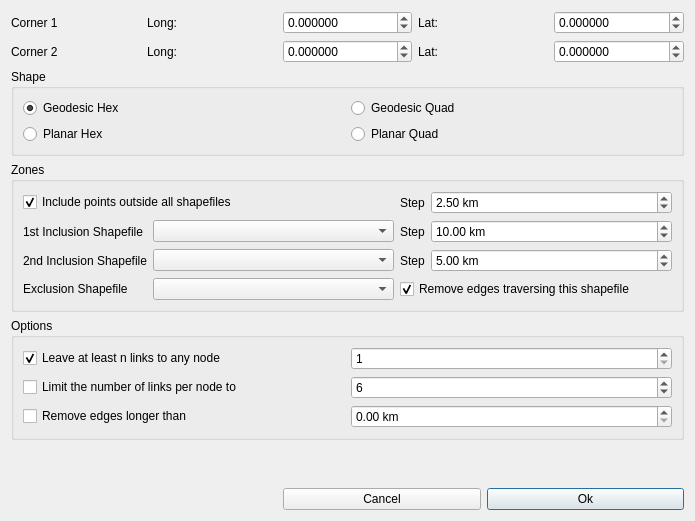
Before: the Qt Designer form qtgui/creategraphdialog.ui in frabas/DISPLACE_GUI, drawn with Qt 5.
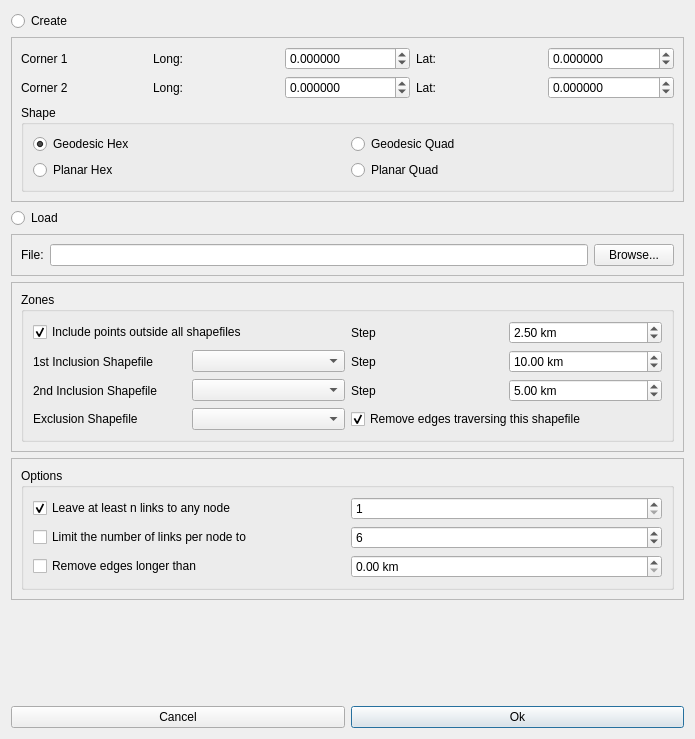
After: the same form once the commit is applied.

Commit message:
Allow user to load a grid when creating a graph.
This collects all the following commits from GoingOpenSource branch.

Create Graph dialog updated

WIP: Allow user to load a grid instead of creating when building the graph

WIP: GraphBuilder reworked, separated grid step from triangulate

WIP: Allow user to load a grid instead of creating it during graph creation

```diff
--- a/qtgui/creategraphdialog.ui
+++ b/qtgui/creategraphdialog.ui
@@ -7,142 +7,30 @@
     <x>0</x>
     <y>0</y>
     <width>695</width>
-    <height>521</height>
+    <height>739</height>
    </rect>
   </property>
   <property name="windowTitle">
    <string>Create Graph</string>
   </property>
+  <layout class="QVBoxLayout" name="verticalLayout">
+   <item>
+    <widget class="QRadioButton" name="radioCreate">
+     <property name="text">
+      <string>Create</string>
+     </property>
+    </widget>
+   </item>
+   <item>
+    <widget class="QFrame" name="frameCreate">
+     <property name="frameShape">
+      <enum>QFrame::StyledPanel</enum>
+     </property>
+     <property name="frameShadow">
+      <enum>QFrame::Raised</enum>
+     </property>
   <layout class="QGridLayout" name="gridLayout">
-   <item row="1" column="2">
-    <widget class="QDoubleSpinBox" name="long2">
-     <property name="decimals">
-      <number>6</number>
-     </property>
-     <property name="minimum">
-      <double>-180.000000000000000</double>
-     </property>
-     <property name="maximum">
-      <double>180.000000000000000</double>
-     </property>
-    </widget>
-   </item>
-   <item row="0" column="1">
-    <widget class="QLabel" name="label_2">
-     <property name="text">
-      <string>Long:</string>
-     </property>
-    </widget>
-   </item>
-   <item row="7" column="2" colspan="3">
-    <layout class="QHBoxLayout" name="horizontalLayout">
-     <item>
-      <widget class="QPushButton" name="cmdCancel">
-       <property name="text">
-        <string>Cancel</string>
-       </property>
-      </widget>
-     </item>
-     <item>
-      <widget class="QPushButton" name="cmdOk">
-       <property name="text">
-        <string>Ok</string>
-       </property>
-       <property name="default">
-        <bool>true</bool>
-       </property>
-      </widget>
-     </item>
-    </layout>
-   </item>
-   <item row="1" column="0">
-    <widget class="QLabel" name="label_4">
-     <property name="text">
-      <string>Corner 2</string>
-     </property>
-    </widget>
-   </item>
-   <item row="0" column="3">
-    <widget class="QLabel" name="label_3">
-     <property name="text">
-      <string>Lat:</string>
-     </property>
-    </widget>
-   </item>
-   <item row="0" column="2">
-    <widget class="QDoubleSpinBox" name="long1">
-     <property name="decimals">
-      <number>6</number>
-     </property>
-     <property name="minimum">
-      <double>-180.000000000000000</double>
-     </property>
-     <property name="maximum">
-      <double>180.000000000000000</double>
-     </property>
-    </widget>
-   </item>
-   <item row="1" column="3">
-    <widget class="QLabel" name="label_6">
-     <property name="text">
-      <string>Lat:</string>
-     </property>
-    </widget>
-   </item>
-   <item row="0" column="0">
-    <widget class="QLabel" name="label">
-     <property name="text">
-      <string>Corner 1</string>
-     </property>
-    </widget>
-   </item>
-   <item row="1" column="1">
-    <widget class="QLabel" name="label_5">
-     <property name="text">
-      <string>Long:</string>
-     </property>
-    </widget>
-   </item>
-   <item row="0" column="4">
-    <widget class="QDoubleSpinBox" name="lat1">
-     <property name="decimals">
-      <number>6</number>
-     </property>
-     <property name="minimum">
-      <double>-90.000000000000000</double>
-     </property>
-     <property name="maximum">
-      <double>90.000000000000000</double>
-     </property>
-    </widget>
-   </item>
-   <item row="1" column="4">
-    <widget class="QDoubleSpinBox" name="lat2">
-     <property name="decimals">
-      <number>6</number>
-     </property>
-     <property name="minimum">
-      <double>-90.000000000000000</double>
-     </property>
-     <property name="maximum">
-      <double>90.000000000000000</double>
-     </property>
-    </widget>
-   </item>
-   <item row="6" column="3">
-    <spacer name="verticalSpacer">
-     <property name="orientation">
-      <enum>Qt::Vertical</enum>
-     </property>
-     <property name="sizeHint" stdset="0">
-      <size>
-       <width>20</width>
-       <height>40</height>
-      </size>
-     </property>
-    </spacer>
-   </item>
-   <item row="2" column="0" colspan="5">
+      <item row="4" column="0" colspan="5">
     <widget class="QGroupBox" name="groupBox">
      <property name="title">
       <string>Shape</string>
@@ -182,29 +70,181 @@
      </layout>
     </widget>
    </item>
-   <item row="4" column="0" colspan="5">
+      <item row="2" column="3">
+       <widget class="QLabel" name="label_3">
+        <property name="text">
+         <string>Lat:</string>
+        </property>
+       </widget>
+      </item>
+      <item row="3" column="4">
+       <widget class="QDoubleSpinBox" name="lat2">
+        <property name="decimals">
+         <number>6</number>
+        </property>
+        <property name="minimum">
+         <double>-90.000000000000000</double>
+        </property>
+        <property name="maximum">
+         <double>90.000000000000000</double>
+        </property>
+       </widget>
+      </item>
+      <item row="3" column="1">
+       <widget class="QLabel" name="label_5">
+        <property name="text">
+         <string>Long:</string>
+        </property>
+       </widget>
+      </item>
+      <item row="2" column="1">
+       <widget class="QLabel" name="label_2">
+        <property name="text">
+         <string>Long:</string>
+        </property>
+       </widget>
+      </item>
+      <item row="3" column="0">
+       <widget class="QLabel" name="label_4">
+        <property name="text">
+         <string>Corner 2</string>
+        </property>
+       </widget>
+      </item>
+      <item row="3" column="3">
+       <widget class="QLabel" name="label_6">
+        <property name="text">
+         <string>Lat:</string>
+        </property>
+       </widget>
+      </item>
+      <item row="2" column="4">
+       <widget class="QDoubleSpinBox" name="lat1">
+        <property name="decimals">
+         <number>6</number>
+        </property>
+        <property name="minimum">
+         <double>-90.000000000000000</double>
+        </property>
+        <property name="maximum">
+         <double>90.000000000000000</double>
+        </property>
+       </widget>
+      </item>
+      <item row="2" column="0">
+       <widget class="QLabel" name="label">
+        <property name="text">
+         <string>Corner 1</string>
+        </property>
+       </widget>
+      </item>
+      <item row="2" column="2">
+       <widget class="QDoubleSpinBox" name="long1">
+        <property name="decimals">
+         <number>6</number>
+        </property>
+        <property name="minimum">
+         <double>-180.000000000000000</double>
+        </property>
+        <property name="maximum">
+         <double>180.000000000000000</double>
+        </property>
+       </widget>
+      </item>
+      <item row="3" column="2">
+       <widget class="QDoubleSpinBox" name="long2">
+        <property name="decimals">
+         <number>6</number>
+        </property>
+        <property name="minimum">
+         <double>-180.000000000000000</double>
+        </property>
+        <property name="maximum">
+         <double>180.000000000000000</double>
+        </property>
+       </widget>
+      </item>
+     </layout>
+    </widget>
+   </item>
+   <item>
+    <widget class="QRadioButton" name="radioLoad">
+     <property name="text">
+      <string>Load</string>
+     </property>
+    </widget>
+   </item>
+   <item>
+    <widget class="QFrame" name="frameLoad">
+     <property name="frameShape">
+      <enum>QFrame::StyledPanel</enum>
+     </property>
+     <property name="frameShadow">
+      <enum>QFrame::Raised</enum>
+     </property>
+     <layout class="QGridLayout" name="gridLayout_5">
+      <item row="1" column="0">
+       <widget class="QLabel" name="label_13">
+        <property name="text">
+         <string>File:</string>
+        </property>
+       </widget>
+      </item>
+      <item row="1" column="1">
+       <widget class="QLineEdit" name="loadGraphPath"/>
+      </item>
+      <item row="1" column="2">
+       <widget class="QPushButton" name="buttonBrowsePath">
+        <property name="text">
+         <string>Browse...</string>
+        </property>
+       </widget>
+      </item>
+     </layout>
+    </widget>
+   </item>
+   <item>
+    <widget class="QFrame" name="frameZones">
+     <property name="frameShape">
+      <enum>QFrame::StyledPanel</enum>
+     </property>
+     <property name="frameShadow">
+      <enum>QFrame::Raised</enum>
+     </property>
+     <layout class="QGridLayout" name="gridLayout_7">
+      <item row="0" column="0">
     <widget class="QGroupBox" name="groupBox_2">
      <property name="title">
       <string>Zones</string>
      </property>
-     <layout class="QGridLayout" name="gridLayout_3" columnstretch="0,1,0,1">
-      <item row="1" column="1">
-       <widget class="QComboBox" name="shapefileIncluding1"/>
-      </item>
-      <item row="3" column="1">
-       <widget class="QComboBox" name="shapefileExcluding"/>
-      </item>
-      <item row="1" column="0">
-       <widget class="QLabel" name="label_8">
+        <property name="flat">
+         <bool>false</bool>
+        </property>
+        <layout class="QGridLayout" name="gridLayout_3" columnstretch="0,0,0,0">
+         <item row="3" column="2" colspan="2">
+          <widget class="QCheckBox" name="removeEdgesExclusion">
+           <property name="text">
+            <string>Remove edges traversing this shapefile</string>
+           </property>
+           <property name="checked">
+            <bool>true</bool>
+           </property>
+          </widget>
+         </item>
+         <item row="0" column="2">
+          <widget class="QLabel" name="label_12">
         <property name="text">
-         <string>1st Inclusion Shapefile</string>
+            <string>Step</string>
         </property>
        </widget>
       </item>
-      <item row="3" column="0">
-       <widget class="QLabel" name="label_9">
+         <item row="0" column="0" colspan="2">
+          <widget class="QCheckBox" name="enableOutside">
         <property name="text">
-         <string>Exclusion Shapefile</string>
+            <string>Include points outside all shapefiles</string>
+           </property>
+           <property name="checked">
+            <bool>true</bool>
         </property>
        </widget>
       </item>
@@ -227,10 +267,32 @@
         </property>
        </widget>
       </item>
-      <item row="1" column="2">
-       <widget class="QLabel" name="label_7">
+         <item row="1" column="0">
+          <widget class="QLabel" name="label_8">
         <property name="text">
-         <string>Step</string>
+            <string>1st Inclusion Shapefile</string>
+           </property>
+          </widget>
+         </item>
+         <item row="1" column="1">
+          <widget class="QComboBox" name="shapefileIncluding1"/>
+         </item>
+         <item row="0" column="3">
+          <widget class="QDoubleSpinBox" name="step">
+           <property name="suffix">
+            <string> km</string>
+           </property>
+           <property name="minimum">
+            <double>0.500000000000000</double>
+           </property>
+           <property name="maximum">
+            <double>1000.000000000000000</double>
+           </property>
+           <property name="singleStep">
+            <double>0.500000000000000</double>
+           </property>
+           <property name="value">
+            <double>2.500000000000000</double>
         </property>
        </widget>
       </item>
@@ -241,16 +303,6 @@
         </property>
        </widget>
       </item>
-      <item row="2" column="1">
-       <widget class="QComboBox" name="shapefileIncluding2"/>
-      </item>
-      <item row="2" column="2">
-       <widget class="QLabel" name="label_11">
-        <property name="text">
-         <string>Step</string>
-        </property>
-       </widget>
-      </item>
       <item row="2" column="3">
        <widget class="QDoubleSpinBox" name="step2">
         <property name="suffix">
@@ -270,56 +322,49 @@
         </property>
        </widget>
       </item>
-      <item row="0" column="3">
-       <widget class="QDoubleSpinBox" name="step">
-        <property name="suffix">
-         <string> km</string>
-        </property>
-        <property name="minimum">
-         <double>0.500000000000000</double>
-        </property>
-        <property name="maximum">
-         <double>1000.000000000000000</double>
-        </property>
-        <property name="singleStep">
-         <double>0.500000000000000</double>
-        </property>
-        <property name="value">
-         <double>2.500000000000000</double>
-        </property>
-       </widget>
-      </item>
-      <item row="0" column="0" colspan="2">
-       <widget class="QCheckBox" name="enableOutside">
+         <item row="1" column="2">
+          <widget class="QLabel" name="label_7">
         <property name="text">
-         <string>Include points outside all shapefiles</string>
-        </property>
-        <property name="checked">
-         <bool>true</bool>
-        </property>
-       </widget>
-      </item>
-      <item row="0" column="2">
-       <widget class="QLabel" name="label_12">
+            <string>Step</string>
+           </property>
+          </widget>
+         </item>
+         <item row="3" column="1">
+          <widget class="QComboBox" name="shapefileExcluding"/>
+         </item>
+         <item row="2" column="1">
+          <widget class="QComboBox" name="shapefileIncluding2"/>
+         </item>
+         <item row="2" column="2">
+          <widget class="QLabel" name="label_11">
         <property name="text">
          <string>Step</string>
         </property>
        </widget>
       </item>
-      <item row="3" column="2" colspan="2">
-       <widget class="QCheckBox" name="removeEdgesExclusion">
+         <item row="3" column="0">
+          <widget class="QLabel" name="label_9">
         <property name="text">
-         <string>Remove edges traversing this shapefile</string>
-        </property>
-        <property name="checked">
-         <bool>true</bool>
-        </property>
+            <string>Exclusion Shapefile</string>
+           </property>
        </widget>
       </item>
      </layout>
     </widget>
    </item>
-   <item row="5" column="0" colspan="5">
+     </layout>
+    </widget>
+   </item>
+   <item>
+    <widget class="QFrame" name="frameOptions">
+     <property name="frameShape">
+      <enum>QFrame::StyledPanel</enum>
+     </property>
+     <property name="frameShadow">
+      <enum>QFrame::Raised</enum>
+     </property>
+     <layout class="QGridLayout" name="gridLayout_8">
+      <item row="0" column="0">
     <widget class="QGroupBox" name="groupBox_3">
      <property name="title">
       <string>Options</string>
@@ -381,6 +426,43 @@
       </item>
      </layout>
     </widget>
+      </item>
+     </layout>
+    </widget>
+   </item>
+   <item>
+    <spacer name="verticalSpacer">
+     <property name="orientation">
+      <enum>Qt::Vertical</enum>
+     </property>
+     <property name="sizeHint" stdset="0">
+      <size>
+       <width>20</width>
+       <height>40</height>
+      </size>
+     </property>
+    </spacer>
+   </item>
+   <item>
+    <layout class="QHBoxLayout" name="horizontalLayout">
+     <item>
+      <widget class="QPushButton" name="cmdCancel">
+       <property name="text">
+        <string>Cancel</string>
+       </property>
+      </widget>
+     </item>
+     <item>
+      <widget class="QPushButton" name="cmdOk">
+       <property name="text">
+        <string>Ok</string>
+       </property>
+       <property name="default">
+        <bool>true</bool>
+       </property>
+      </widget>
+     </item>
+    </layout>
    </item>
   </layout>
  </widget>
```
Lines whose indentation alone changed are shown as unchanged. The commit also changes 5 other files.
